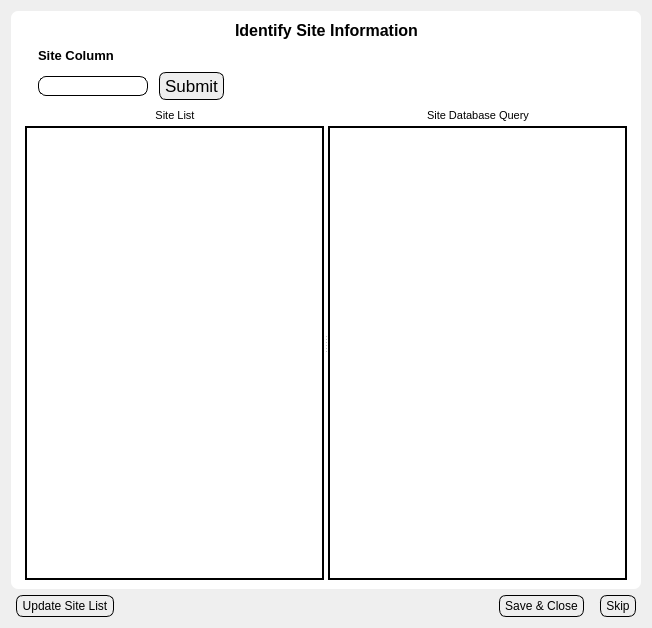
bibsian/database-development, file Views/ui_dialog_site.ui: the form before one commit.
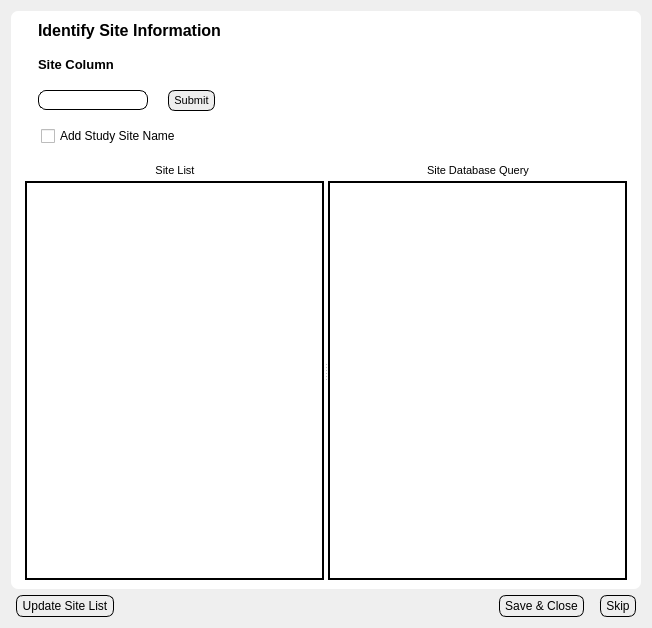
The form after the commit.

Patch:
```diff
--- a/Views/ui_dialog_site.ui
+++ b/Views/ui_dialog_site.ui
@@ -60,10 +60,10 @@
 
 </string>
   </property>
+  <layout class="QVBoxLayout" name="verticalLayout_8">
+   <item>
   <layout class="QVBoxLayout" name="verticalLayout_7">
    <item>
-    <layout class="QVBoxLayout" name="verticalLayout_6">
-     <item>
       <widget class="QFrame" name="frame">
        <property name="sizePolicy">
         <sizepolicy hsizetype="Expanding" vsizetype="Expanding">
@@ -77,21 +77,27 @@
        <property name="frameShadow">
         <enum>QFrame::Raised</enum>
        </property>
-       <layout class="QVBoxLayout" name="verticalLayout_5">
-        <item>
-         <layout class="QVBoxLayout" name="verticalLayout_4">
+       <layout class="QVBoxLayout" name="verticalLayout_6">
           <item>
            <layout class="QVBoxLayout" name="verticalLayout">
+          <property name="spacing">
+           <number>15</number>
+          </property>
             <item>
+           <layout class="QGridLayout" name="gridLayout">
+            <item row="0" column="0">
              <layout class="QHBoxLayout" name="horizontalLayout_4">
               <item>
                <spacer name="horizontalSpacer_11">
                 <property name="orientation">
                  <enum>Qt::Horizontal</enum>
                 </property>
+                <property name="sizeType">
+                 <enum>QSizePolicy::Fixed</enum>
+                </property>
                 <property name="sizeHint" stdset="0">
                  <size>
-                  <width>40</width>
+                  <width>18</width>
                   <height>20</height>
                  </size>
                 </property>
@@ -132,17 +138,7 @@
               </item>
              </layout>
             </item>
-            <item>
-             <layout class="QHBoxLayout" name="horizontalLayout_6">
-              <item>
-               <layout class="QFormLayout" name="formLayout">
-                <property name="fieldGrowthPolicy">
-                 <enum>QFormLayout::FieldsStayAtSizeHint</enum>
-                </property>
-                <property name="labelAlignment">
-                 <set>Qt::AlignLeading|Qt::AlignLeft|Qt::AlignVCenter</set>
-                </property>
-                <item row="0" column="0">
+            <item row="1" column="0">
                  <layout class="QHBoxLayout" name="horizontalLayout">
                   <item>
                    <spacer name="horizontalSpacer_10">
@@ -196,7 +192,7 @@
                   </item>
                  </layout>
                 </item>
-                <item row="1" column="0">
+            <item row="2" column="0">
                  <layout class="QHBoxLayout" name="horizontalLayout_5">
                   <item>
                    <spacer name="horizontalSpacer_9">
@@ -231,7 +227,7 @@
                    <widget class="QPushButton" name="btnSiteID">
                     <property name="font">
                      <font>
-                      <pointsize>13</pointsize>
+                  <pointsize>8</pointsize>
                      </font>
                     </property>
                     <property name="text">
@@ -254,10 +250,33 @@
                   </item>
                  </layout>
                 </item>
-               </layout>
-              </item>
+            <item row="3" column="0">
+             <layout class="QHBoxLayout" name="horizontalLayout_6">
               <item>
                <spacer name="horizontalSpacer_14">
+                <property name="orientation">
+                 <enum>Qt::Horizontal</enum>
+                </property>
+                <property name="sizeType">
+                 <enum>QSizePolicy::Fixed</enum>
+                </property>
+                <property name="sizeHint" stdset="0">
+                 <size>
+                  <width>21</width>
+                  <height>20</height>
+                 </size>
+                </property>
+               </spacer>
+              </item>
+              <item>
+               <widget class="QCheckBox" name="ckCreate">
+                <property name="text">
+                 <string>Add Study Site Name</string>
+                </property>
+               </widget>
+              </item>
+              <item>
+               <spacer name="horizontalSpacer_24">
                 <property name="orientation">
                  <enum>Qt::Horizontal</enum>
                 </property>
```
Lines whose indentation alone changed are shown as unchanged.
